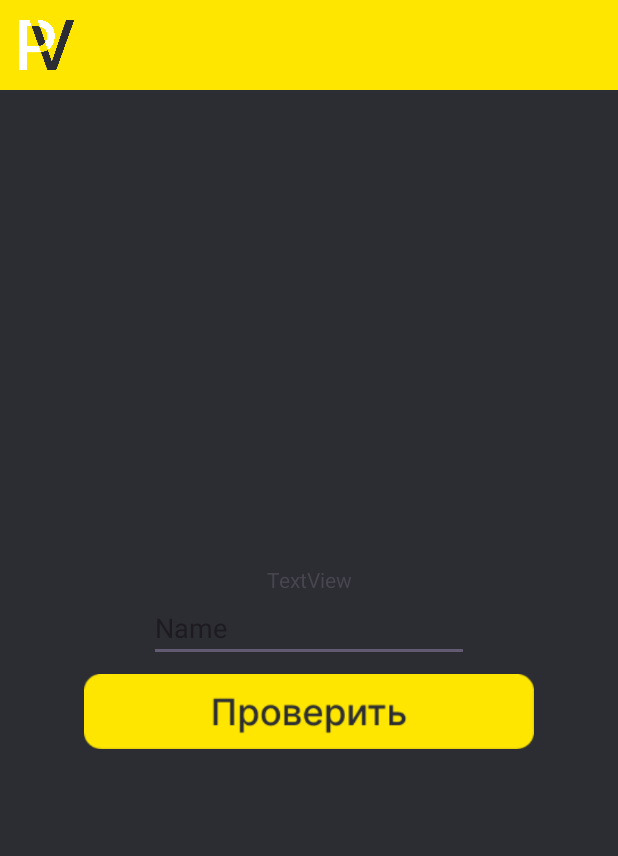
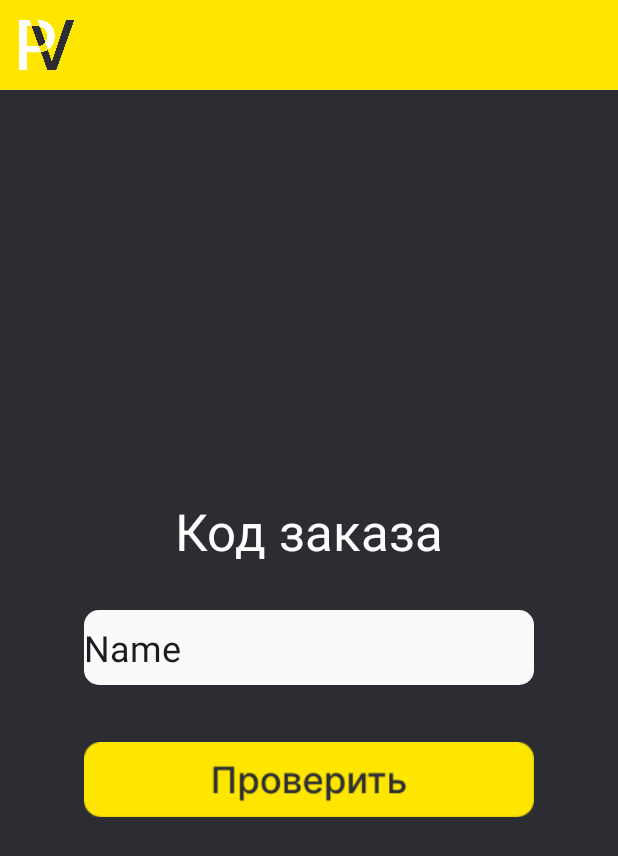
Before and after one commit to NI-Corp/PaymentV, an Android app: the CheckActivity screen opened directly, with no data from a screen before it, on a phone screen of 412 x 824 dp. Shown: the top 856 px of the screen. Run offline under Robolectric (Android 15) with nearby library versions, the phone set to English and light mode, and no system bars.

Commit message:
activity check ui

```diff
--- /dev/null
+++ b/app/src/main/res/drawable/edit_text_back.xml
@@ -0,0 +1,5 @@
+<?xml version="1.0" encoding="utf-8"?>
+<shape xmlns:android="http://schemas.android.com/apk/res/android" android:shape="rectangle">
+    <solid android:color="#FAFAFA"/>
+    <corners android:radius="10dp"/>
+</shape>
--- a/app/src/main/res/layout/activity_check.xml
+++ b/app/src/main/res/layout/activity_check.xml
@@ -38,11 +38,13 @@
 
         <EditText
             android:id="@+id/editTextText"
-            android:layout_width="wrap_content"
-            android:layout_height="wrap_content"
-            android:ems="10"
+            android:layout_width="300dp"
+            android:layout_height="50dp"
+            android:layout_marginTop="30dp"
+            android:background="@drawable/edit_text_back"
             android:inputType="text"
             android:text="Name"
+            android:textSize="24sp"
             app:layout_constraintEnd_toEndOf="parent"
             app:layout_constraintStart_toStartOf="parent"
             app:layout_constraintTop_toBottomOf="@+id/textView2" />
@@ -51,7 +53,9 @@
             android:id="@+id/textView2"
             android:layout_width="wrap_content"
             android:layout_height="wrap_content"
-            android:text="TextView"
+            android:text="Код заказа"
+            android:textColor="#FFFFFF"
+            android:textSize="34sp"
             app:layout_constraintEnd_toEndOf="parent"
             app:layout_constraintStart_toStartOf="parent"
             app:layout_constraintTop_toTopOf="parent" />
@@ -60,6 +64,7 @@
             android:id="@+id/imageView4"
             android:layout_width="300dp"
             android:layout_height="wrap_content"
+            android:layout_marginTop="30dp"
             app:layout_constraintEnd_toEndOf="parent"
             app:layout_constraintStart_toStartOf="parent"
             app:layout_constraintTop_toBottomOf="@+id/editTextText"
```
